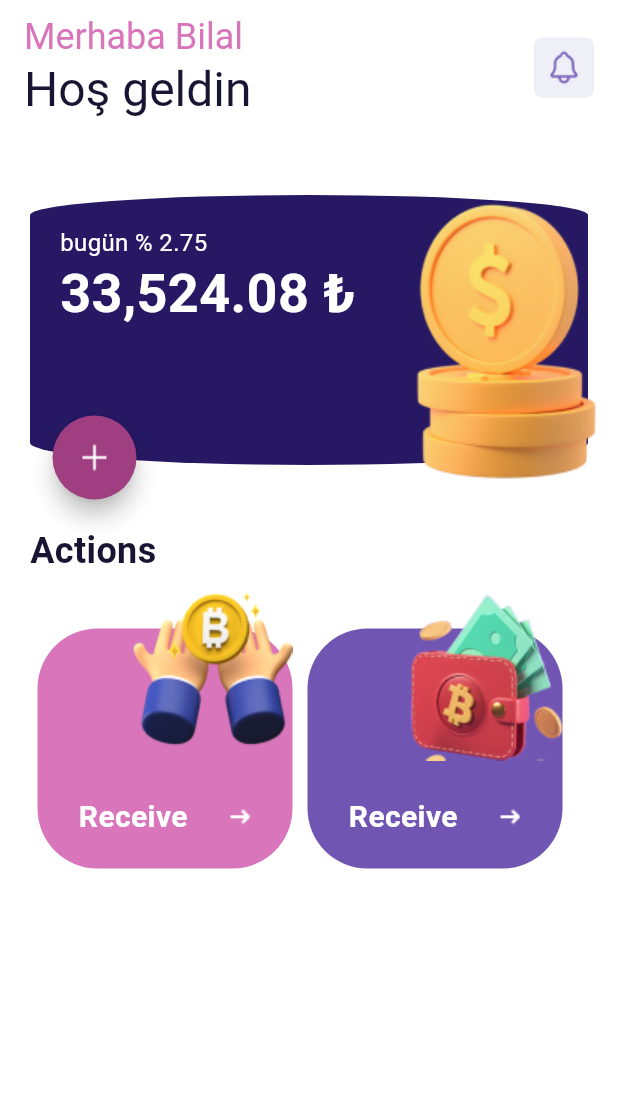
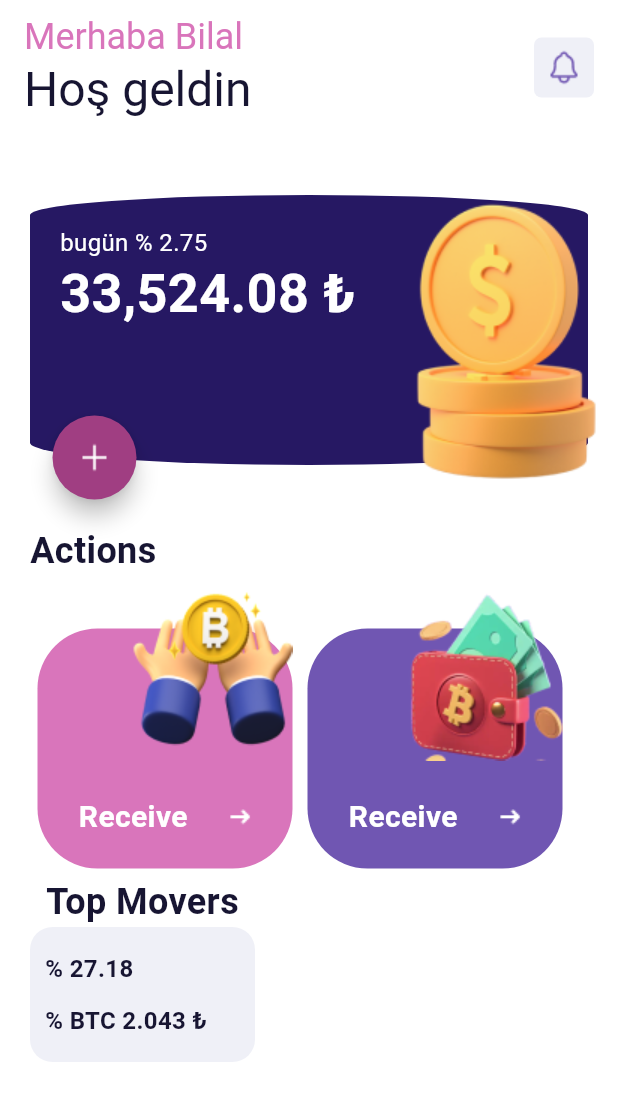
Before and after one commit to bilal-ahmet/crypto_wallet_ui, a Flutter app: the screen it shows after launch, on a phone screen of 412 x 824 dp. Shown: the top 1101 px of the screen. Run offline on Flutter 3.47's test engine with Material 3 defaults, Android fonts, the phone set to English and light mode, and no system bars.

Commit message:
coding_mover_section

```diff
--- a/lib/main.dart
+++ b/lib/main.dart
@@ -3,6 +3,7 @@ import 'package:crypto_wallet_ui/amount_card.dart';
 import 'package:crypto_wallet_ui/constants/constants.dart';
 import 'package:flutter/cupertino.dart';
 import 'package:flutter/material.dart';
+import 'package:flutter/rendering.dart';
 import 'package:flutter/widgets.dart';
 
 void main() => runApp(const MyApp());
@@ -63,11 +64,36 @@ class _MyHomePageState extends State<MyHomePage> {
       ),
       body: Container(
         color: UiColors.white,
-        child: const Column(
+        child: Column(
           crossAxisAlignment: CrossAxisAlignment.start,
           children: [
-            AmountCard(),
-            ActionSection()
+            const AmountCard(),
+            const ActionSection(),
+            Container(
+              padding: const EdgeInsets.only(left: 20),
+              child: Column(
+                children: [
+                  const Text("Top Movers", style: TextStyle(fontWeight: FontWeight.bold, fontSize: 24, color: UiColors.black),),
+              Container(
+                height: 90,
+                width: 150,
+                padding: const EdgeInsets.all(10),
+                decoration: BoxDecoration(
+                  borderRadius: BorderRadius.circular(15),
+                  color: UiColors.lightGrey
+                ),
+                child: Column(
+                  mainAxisAlignment: MainAxisAlignment.spaceAround,
+                  crossAxisAlignment: CrossAxisAlignment.start,
+                  children: [
+                    const Text("% 27.18", style: TextStyle(fontWeight: FontWeight.bold, fontSize: 16, color: UiColors.black),),
+                    const Text("% BTC 2.043 ₺", style: TextStyle(fontWeight: FontWeight.bold, fontSize: 16, color: UiColors.black),),
+                  ],
+                )
+              )
+                ],
+              ),
+            )
           ],
         ),
       ),
```
